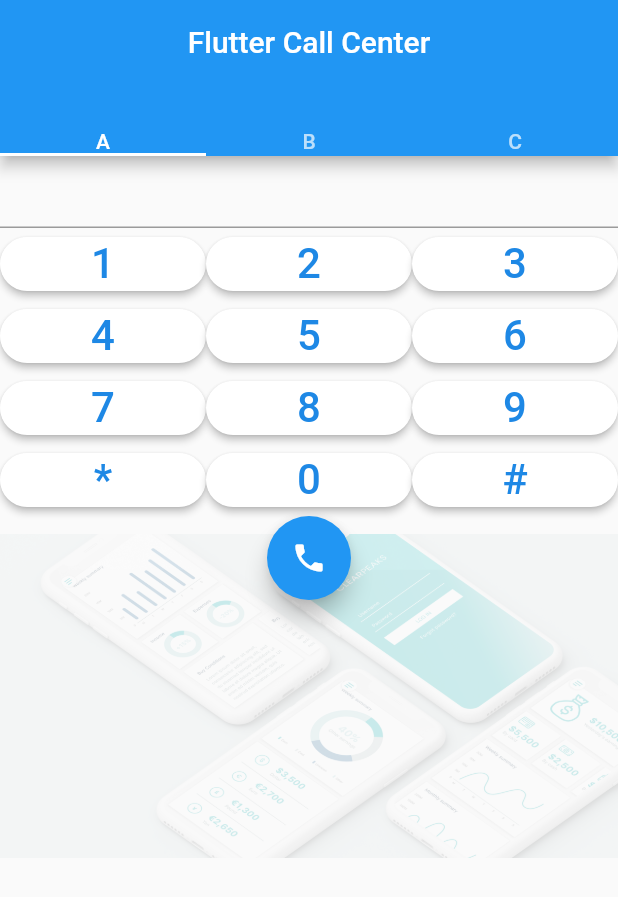
After one commit to DiazMolina/dialog_call, a Flutter app: the screen it shows after launch, on a phone screen of 412 x 824 dp. The commit adds this screen. Shown: the top 897 px of the screen. Run offline on Flutter 3.47's test engine with Material 2 defaults, Android fonts, the phone set to English and light mode, and no system bars.

Commit message:
new release 0.8

```diff
--- /dev/null
+++ b/lib/example1.dart
@@ -0,0 +1,17 @@
+import 'package:dialog_call/num_pad.dart';
+import 'package:flutter/material.dart';
+class Example1 extends StatelessWidget {
+  @override
+  Widget build(BuildContext context) {
+    return Container(decoration: BoxDecoration(image: DecorationImage(image: AssetImage("assets/images/data.jpg"), colorFilter: ColorFilter.mode(Colors.black.withOpacity(0.2),BlendMode.dstATop))),
+      child: Center(
+        child: Column(
+          children: <Widget>[
+            //Opacity(opacity: 0.2,child: Image.asset("assets/images/logo.png",fit: BoxFit.cover,)),
+            NumPad()
+          ],
+        ),
+      ),
+    );
+  }
+}
--- a/lib/main.dart
+++ b/lib/main.dart
@@ -1,4 +1,5 @@
 import 'package:dialog_call/digit_button.dart';
+import 'package:dialog_call/example1.dart';
 import 'package:dialog_call/num_pad.dart';
 import 'package:flutter/material.dart';
 
@@ -32,16 +33,7 @@ class MyHomePage extends StatelessWidget {
         ),
         body: TabBarView(
           children: <Widget>[
-            Container(decoration: BoxDecoration(image: DecorationImage(image: AssetImage("assets/images/data.jpg"), colorFilter: ColorFilter.mode(Colors.black.withOpacity(0.2),BlendMode.dstATop))),
-              child: Center(
-                child: Column(
-                  children: <Widget>[
-                    //Opacity(opacity: 0.2,child: Image.asset("assets/images/logo.png",fit: BoxFit.cover,)),
-                    NumPad()
-                  ],
-                ),
-              ),
-            ),
+            Example1(),
             Text("Hola1"),
             Text("hola2")
           ],
```
